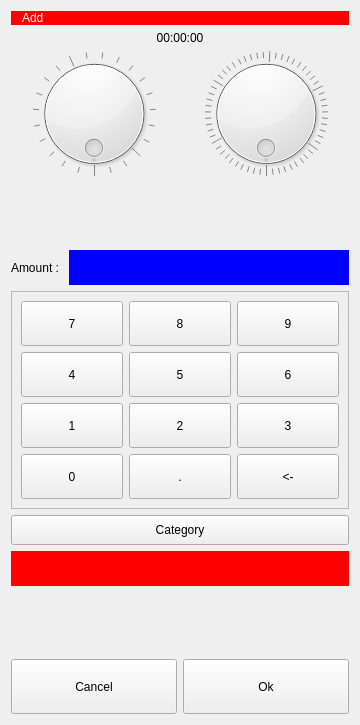
The window that dlgsettime.ui (ic005k/Knot-Legacy) describes before a commit, drawn with Qt 5.
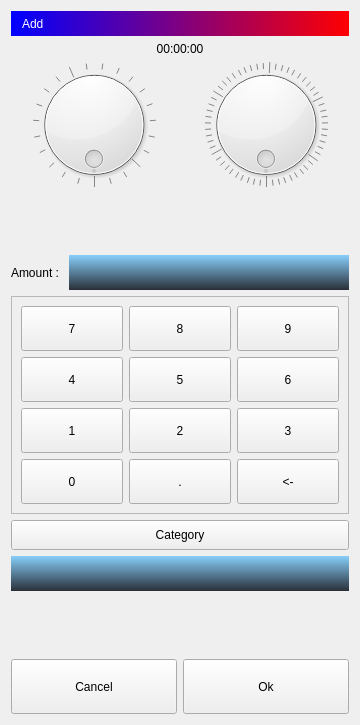
The same window after the commit.

Diff of the .ui file:
```diff
--- a/dlgsettime.ui
+++ b/dlgsettime.ui
@@ -16,13 +16,20 @@
   <layout class="QVBoxLayout" name="verticalLayout">
    <item>
     <widget class="QLabel" name="lblTitle">
+     <property name="minimumSize">
+      <size>
+       <width>0</width>
+       <height>25</height>
+      </size>
+     </property>
      <property name="styleSheet">
       <string notr="true">QLabel
 {
 border: 0px solid gray;
 border-radius: 0px;
 padding: 0 8px;
-background: red;
+/*background: red;*/
+ background-color:qlineargradient(spread:pad,x1:1,y1:0,x2:0,y2:0,stop:0 #FF0000,stop:1 #0000FF);  
 color:white;
 selection-background-color: lightblue;
 }</string>
@@ -144,7 +151,8 @@
 border: 0px solid gray;
 border-radius: 0px;
 padding: 0 8px;
-background: blue;
+/*background: blue;*/
+ background-color:qlineargradient(spread:pad,x1:0,y1:0,x2:0,y2:1,stop:0 #87CEFA,stop:1 #292F38);  /*背景颜色*/
 color:white;
 selection-background-color: lightblue;
 }</string>
@@ -447,7 +455,8 @@
 border: 0px solid gray;
 border-radius: 0px;
 padding: 0 8px;
-background: red;
+/*background: red;*/
+ background-color:qlineargradient(spread:pad,x1:0,y1:0,x2:0,y2:1,stop:0 #87CEFA,stop:1 #292F38); 
 color:white;
 selection-background-color: lightblue;
 }</string>
```
